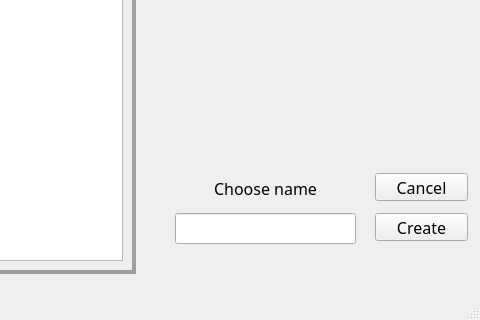
The window that createmap.ui (Kalianova/LogicGame) describes before a commit, drawn with Qt 5; both pictures show x 475 to 955 and y 317 to 637 of the 955 by 637 pixel window.
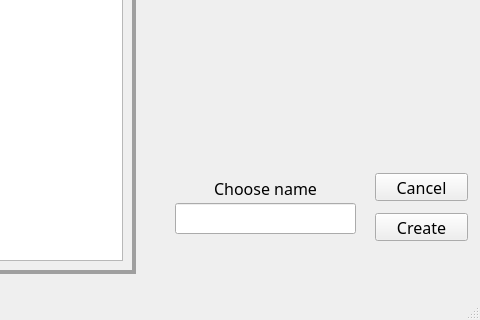
The same window after the commit. Icons and pictures are not drawn.

Diff of the .ui file:
```diff
--- a/createmap.ui
+++ b/createmap.ui
@@ -70,7 +70,7 @@
     <property name="geometry">
      <rect>
       <x>650</x>
-      <y>530</y>
+      <y>520</y>
       <width>181</width>
       <height>31</height>
      </rect>
@@ -107,7 +107,7 @@
       <x>630</x>
       <y>50</y>
       <width>311</width>
-      <height>431</height>
+      <height>411</height>
      </rect>
     </property>
     <layout class="QGridLayout" name="gridLayout">
```
